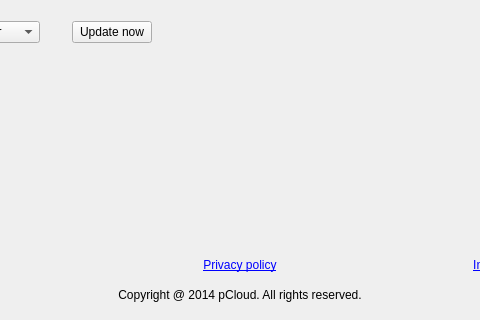
This is pcloudwindow.ui in pcloudcom/psyncgui as Qt 5 draws it before an edit; both pictures show x 222 to 702 and y 361 to 681 of the 924 by 681 pixel window. The edited form follows.
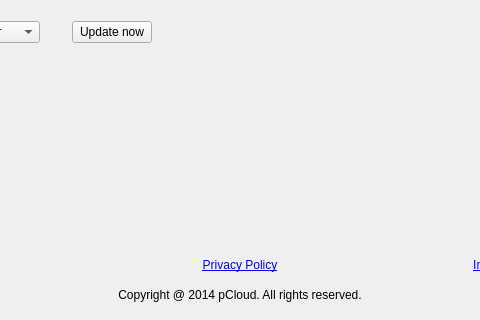
This is the edited form. Icons and pictures are not drawn.

```diff
--- a/pcloudwindow.ui
+++ b/pcloudwindow.ui
@@ -1885,7 +1885,7 @@
           <item>
            <widget class="QLabel" name="label_pp">
             <property name="text">
-             <string>&lt;a href=&quot;https://www.pcloud.com/privacy_policy.html&quot;&gt;Privacy policy&lt;/a&gt;</string>
+             <string>&lt;a href=&quot;https://www.pcloud.com/privacy_policy.html&quot;&gt;Privacy Policy&lt;/a&gt;</string>
             </property>
             <property name="alignment">
              <set>Qt::AlignCenter</set>
```
